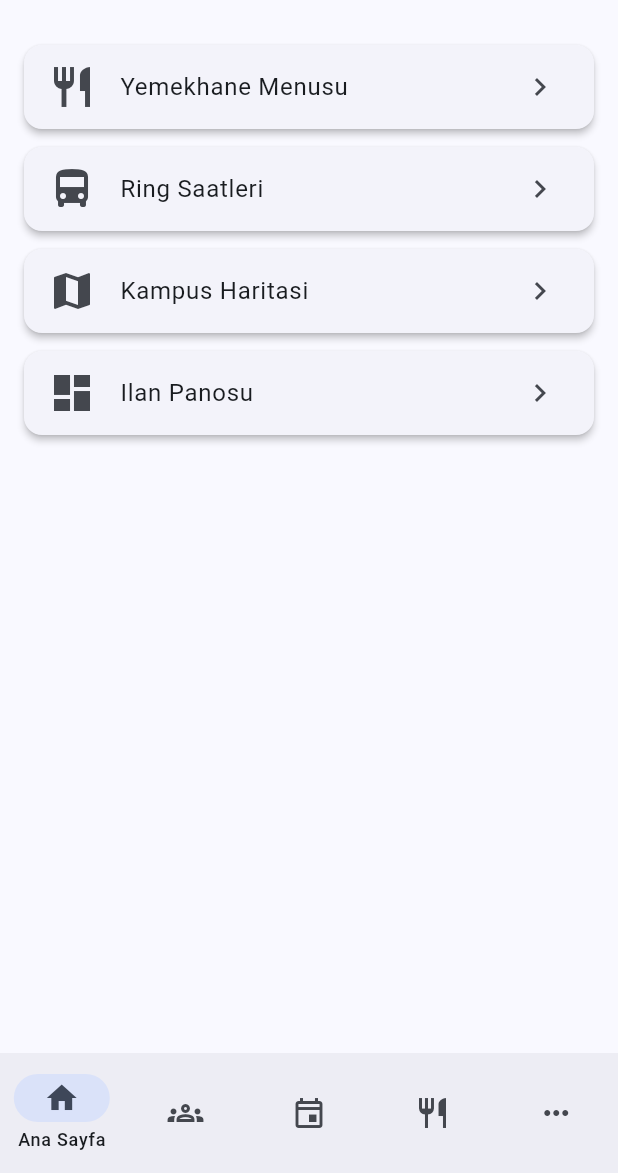
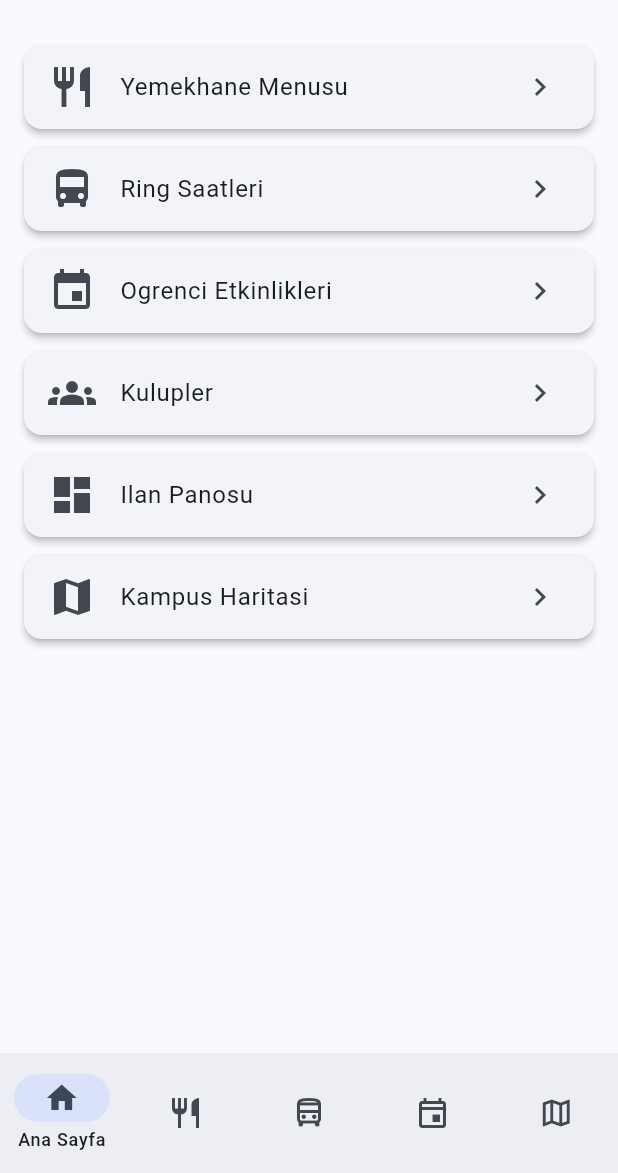
Before and after one commit to AkdenizCep/akdenizcep-flutter, a Flutter app: the screen it shows once a user with an empty profile is signed in, on a phone screen of 412 x 824 dp, the part 63-1236 px from its top. Run offline on Flutter 3.47's test engine with Material 3 defaults, Android fonts, the phone set to English and light mode, and no system bars; our stand-ins replace cached_network_image, cloud_firestore, firebase_auth, firebase_core, firebase_database, firebase_storage and 3 more; accounts and stored records are empty.

Commit message:
refactor: Refactor routing structure to implement navigation shell branches for different sections (Home, Cafeteria, Ring, Events, Map). Update navigation paths in Community and Club detail pages to reflect new structure. Remove unused _MorePage component.

```diff
--- a/lib/app/router.dart
+++ b/lib/app/router.dart
@@ -16,6 +16,13 @@ import '../features/ring/pages/ring_page.dart';
 import '../features/student_events/pages/create_event_page.dart';
 import '../features/student_events/pages/student_event_detail_page.dart';
 import '../features/student_events/pages/student_events_page.dart';
+
+// Shell branch navigator keys — birden fazla branch aynı yolu paylaşmasın
+final _shellHomeKey = GlobalKey<NavigatorState>(debugLabel: 'shellHome');
+final _shellCafeteriaKey = GlobalKey<NavigatorState>(debugLabel: 'shellCafeteria');
+final _shellRingKey = GlobalKey<NavigatorState>(debugLabel: 'shellRing');
+final _shellEventsKey = GlobalKey<NavigatorState>(debugLabel: 'shellEvents');
+final _shellMapKey = GlobalKey<NavigatorState>(debugLabel: 'shellMap');
 
 final _rootNavigatorKey = GlobalKey<NavigatorState>();
 
@@ -47,18 +54,16 @@ final routerProvider = Provider<GoRouter>((ref) {
         builder: (context, state, navigationShell) =>
             HomePage(navigationShell: navigationShell),
         branches: [
+          // 0 — Ana Sayfa
           StatefulShellBranch(
+            navigatorKey: _shellHomeKey,
             routes: [
               GoRoute(
                 path: '/home',
                 builder: (context, state) => const HomeContentPage(),
-              ),
-            ],
-          ),
-          StatefulShellBranch(
                 routes: [
                   GoRoute(
-                path: '/community',
+                    path: 'community',
                     builder: (context, state) => const CommunityPage(),
                     routes: [
                       GoRoute(
@@ -78,9 +83,37 @@ final routerProvider = Provider<GoRouter>((ref) {
                       ),
                     ],
                   ),
+                  GoRoute(
+                    path: 'board',
+                    builder: (context, state) => const BoardPage(),
+                  ),
                 ],
               ),
+            ],
+          ),
+          // 1 — Yemekhane
           StatefulShellBranch(
+            navigatorKey: _shellCafeteriaKey,
+            routes: [
+              GoRoute(
+                path: '/cafeteria',
+                builder: (context, state) => const CafeteriaPage(),
+              ),
+            ],
+          ),
+          // 2 — Ring
+          StatefulShellBranch(
+            navigatorKey: _shellRingKey,
+            routes: [
+              GoRoute(
+                path: '/ring',
+                builder: (context, state) => const RingPage(),
+              ),
+            ],
+          ),
+          // 3 — Etkinlikler
+          StatefulShellBranch(
+            navigatorKey: _shellEventsKey,
             routes: [
               GoRoute(
                 path: '/student-events',
@@ -100,66 +133,18 @@ final routerProvider = Provider<GoRouter>((ref) {
               ),
             ],
           ),
+          // 4 — Harita
           StatefulShellBranch(
+            navigatorKey: _shellMapKey,
             routes: [
               GoRoute(
-                path: '/cafeteria',
-                builder: (context, state) => const CafeteriaPage(),
-              ),
-            ],
-          ),
-          StatefulShellBranch(
-            routes: [
-              GoRoute(
-                path: '/more',
-                builder: (context, state) => const _MorePage(),
+                path: '/map',
+                builder: (context, state) => const MapPage(),
               ),
             ],
           ),
         ],
       ),
-      GoRoute(
-        path: '/ring',
-        builder: (context, state) => const RingPage(),
-      ),
-      GoRoute(
-        path: '/map',
-        builder: (context, state) => const MapPage(),
-      ),
-      GoRoute(
-        path: '/board',
-        builder: (context, state) => const BoardPage(),
-      ),
     ],
   );
 });
-
-class _MorePage extends StatelessWidget {
-  const _MorePage();
-
-  @override
-  Widget build(BuildContext context) {
-    return Scaffold(
-      appBar: AppBar(title: const Text('Daha Fazla')),
-      body: ListView(
-        children: [
-          ListTile(
-            leading: const Icon(Icons.directions_bus),
-            title: const Text('Ring Saatleri'),
-            onTap: () => context.go('/ring'),
-          ),
-          ListTile(
-            leading: const Icon(Icons.map),
-            title: const Text('Kampus Haritasi'),
-            onTap: () => context.go('/map'),
-          ),
-          ListTile(
-            leading: const Icon(Icons.dashboard),
-            title: const Text('Ilan Panosu'),
-            onTap: () => context.go('/board'),
-          ),
-        ],
-      ),
-    );
-  }
-}
--- a/lib/features/community/pages/club_detail_page.dart
+++ b/lib/features/community/pages/club_detail_page.dart
@@ -104,7 +104,7 @@ class ClubDetailPage extends ConsumerWidget {
                             title: Text(event.title),
                             subtitle: Text(event.location),
                             onTap: () => context.go(
-                                '/community/$clubId/event/${event.id}'),
+                                '/home/community/$clubId/event/${event.id}'),
                           ),
                         );
                       },
--- a/lib/features/community/pages/community_page.dart
+++ b/lib/features/community/pages/community_page.dart
@@ -36,7 +36,7 @@ class CommunityPage extends ConsumerWidget {
                 title: Text(club.name),
                 subtitle: Text(club.category),
                 trailing: Text('${club.followerCount} takipci'),
-                onTap: () => context.go('/community/${club.id}'),
+                onTap: () => context.go('/home/community/${club.id}'),
               ),
             );
           },
--- a/lib/features/home/pages/home_page.dart
+++ b/lib/features/home/pages/home_page.dart
@@ -26,9 +26,14 @@ class HomePage extends ConsumerWidget {
             label: 'Ana Sayfa',
           ),
           NavigationDestination(
-            icon: Icon(Icons.groups_outlined),
-            selectedIcon: Icon(Icons.groups),
-            label: 'Kulupler',
+            icon: Icon(Icons.restaurant_outlined),
+            selectedIcon: Icon(Icons.restaurant),
+            label: 'Yemekhane',
+          ),
+          NavigationDestination(
+            icon: Icon(Icons.directions_bus_outlined),
+            selectedIcon: Icon(Icons.directions_bus),
+            label: 'Ring',
           ),
           NavigationDestination(
             icon: Icon(Icons.event_outlined),
@@ -36,13 +41,9 @@ class HomePage extends ConsumerWidget {
             label: 'Etkinlikler',
           ),
           NavigationDestination(
-            icon: Icon(Icons.restaurant_outlined),
-            selectedIcon: Icon(Icons.restaurant),
-            label: 'Yemekhane',
-          ),
-          NavigationDestination(
-            icon: Icon(Icons.more_horiz),
-            label: 'Daha Fazla',
+            icon: Icon(Icons.map_outlined),
+            selectedIcon: Icon(Icons.map),
+            label: 'Harita',
           ),
         ],
       ),
@@ -74,14 +75,24 @@ class HomeContentPage extends ConsumerWidget {
             onTap: () => context.go('/ring'),
           ),
           _QuickAccessCard(
-            title: 'Kampus Haritasi',
-            icon: Icons.map,
-            onTap: () => context.go('/map'),
+            title: 'Ogrenci Etkinlikleri',
+            icon: Icons.event,
+            onTap: () => context.go('/student-events'),
+          ),
+          _QuickAccessCard(
+            title: 'Kulupler',
+            icon: Icons.groups,
+            onTap: () => context.go('/home/community'),
           ),
           _QuickAccessCard(
             title: 'Ilan Panosu',
             icon: Icons.dashboard,
-            onTap: () => context.go('/board'),
+            onTap: () => context.go('/home/board'),
+          ),
+          _QuickAccessCard(
+            title: 'Kampus Haritasi',
+            icon: Icons.map,
+            onTap: () => context.go('/map'),
           ),
         ],
       ),
```
Lines whose indentation alone changed are shown as unchanged.
